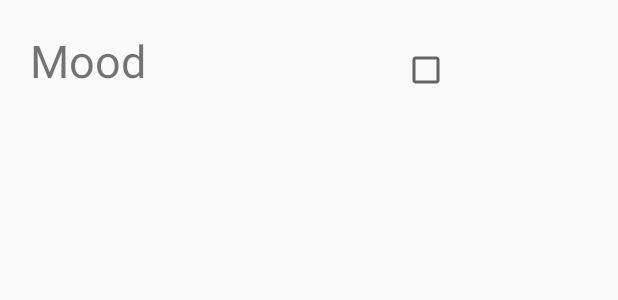
After one commit to CMPUT301F19T21/MoodSwing, an Android app: the layout mood_list_content.xml on its own in the app's theme, with its tools: preview values and no code run, on a phone screen of 412 x 824 dp. The commit adds this screen. Shown: the top 300 px of the screen. Run offline under Robolectric (Android 15) with nearby library versions, the phone set to English and light mode, and no system bars.

Commit message:
basic listview finished

```diff
--- /dev/null
+++ b/app/src/main/res/layout/mood_list_content.xml
@@ -0,0 +1,26 @@
+<?xml version="1.0" encoding="utf-8"?>
+
+<LinearLayout xmlns:android="http://schemas.android.com/apk/res/android"
+    android:layout_width="310dp"
+    android:layout_height="wrap_content"
+    android:orientation="horizontal">
+
+    <TextView
+        android:id="@+id/mood_list_text"
+        android:layout_width="268dp"
+        android:layout_height="wrap_content"
+        android:padding="20dp"
+        android:text="Mood"
+        android:textSize="30sp"></TextView>
+
+    <CheckBox
+        android:id="@+id/checkBox"
+        android:layout_width="wrap_content"
+        android:layout_height="wrap_content"
+        android:layout_weight="1"
+        android:focusable="false"
+        android:gravity="center_horizontal|fill|top"
+        android:visibility="visible" />
+
+
+</LinearLayout>
```
Also changed, not shown: app/src/main/java/com/example/moodswing/CustomAdapter.java (added, +47 -0 lines), app/src/main/java/com/example/moodswing/MainActivity.java (+79 -3 lines), app/src/main/res/layout/mainscreen.xml (+8 -5 lines).
